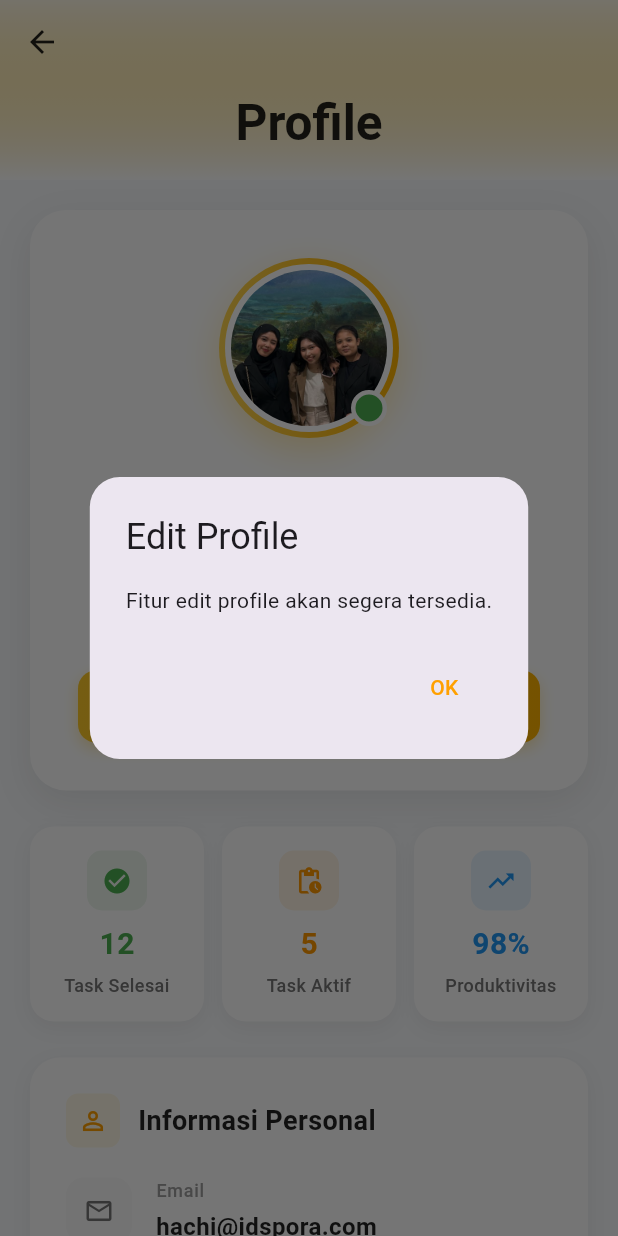
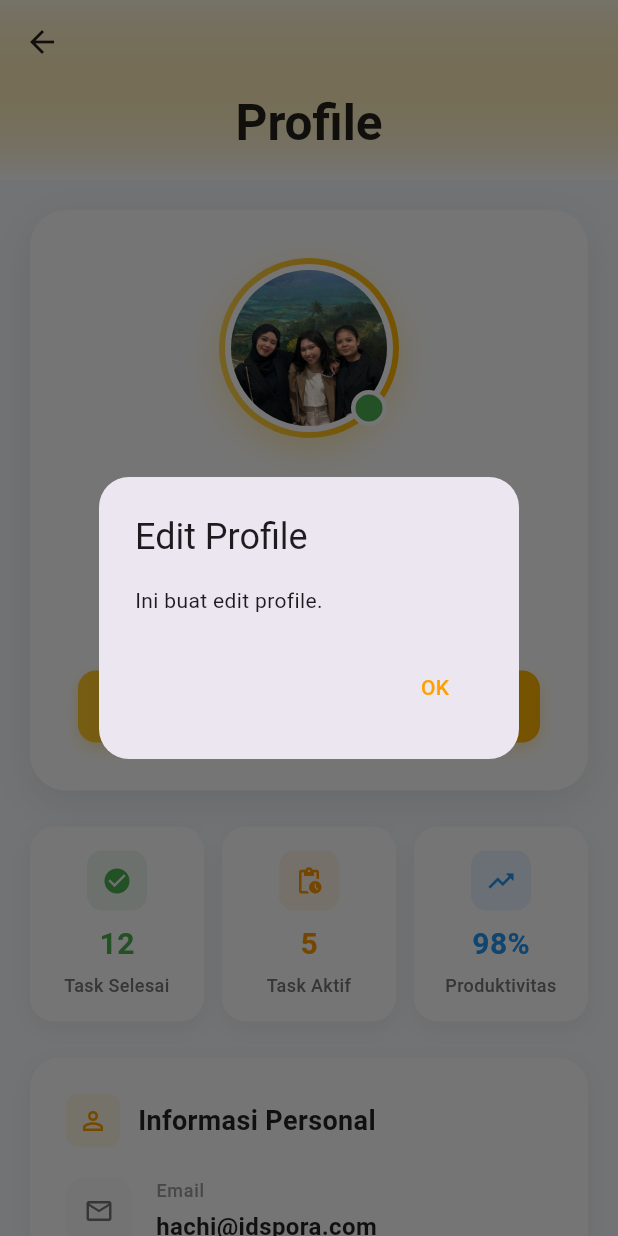
Before and after one commit to StephanieTarigan/flutter_idspora_mobile, a Flutter app: the ProfilePage screen opened directly, after a tap on "Edit Profile", on a phone screen of 412 x 824 dp. Run offline on Flutter 3.47's test engine with Material 3 defaults, Android fonts, the phone set to English and light mode, and no system bars; our stand-ins replace shared_preferences; accounts and stored records are empty; network calls fail.

Commit message:
profile & logout

```diff
--- a/lib/EventsPage.dart
+++ b/lib/EventsPage.dart
@@ -321,7 +321,7 @@ class _EventsPageState extends State<EventsPage> with TickerProviderStateMixin {
           ),
           const SizedBox(height: 12),
           Text(
-            '${event.date} - ${event.time}:00',
+            '${event.date} - ${event.time}',
             style: TextStyle(
               fontSize: 14,
               color: Colors.grey.shade600,
--- a/lib/ProfilePage.dart
+++ b/lib/ProfilePage.dart
@@ -1,4 +1,6 @@
 import 'package:flutter/material.dart';
+import 'package:shared_preferences/shared_preferences.dart';
+import 'LoginScreen.dart';
 
 class ProfilePage extends StatefulWidget {
   const ProfilePage({super.key});
@@ -451,7 +453,7 @@ class _ProfilePageState extends State<ProfilePage> {
             'Pengaturan',
             'Kelola preferensi aplikasi',
             Colors.blue,
-            () => _showSnackbar('Fitur pengaturan akan segera hadir'),
+            () => _showSnackbar('ini fitur pengaturan'),
           ),
           _buildDivider(),
           _buildMenuItem(
@@ -459,7 +461,7 @@ class _ProfilePageState extends State<ProfilePage> {
             'Notifikasi',
             'Atur notifikasi dan reminder',
             Colors.orange,
-            () => _showSnackbar('Fitur notifikasi akan segera hadir'),
+            () => _showSnackbar('ini fitur notifikasi'),
           ),
           _buildDivider(),
           _buildMenuItem(
@@ -467,7 +469,7 @@ class _ProfilePageState extends State<ProfilePage> {
             'Bantuan',
             'FAQ dan dukungan teknis',
             Colors.green,
-            () => _showSnackbar('Fitur bantuan akan segera hadir'),
+            () => _showSnackbar('ini fitur bantuan'),
           ),
           _buildDivider(),
           _buildMenuItem(
@@ -558,37 +560,13 @@ class _ProfilePageState extends State<ProfilePage> {
   return Container(
     width: double.infinity,
     height: 56,
-      decoration: BoxDecoration(
-        gradient: LinearGradient(
-          colors: [Colors.red.shade400, Colors.red.shade600],
-        ),
-        borderRadius: BorderRadius.circular(16),
-        boxShadow: [
-          BoxShadow(
-            color: Colors.red.withOpacity(0.3),
-            blurRadius: 12,
-            offset: const Offset(0, 6),
-          ),
-        ],
-      ),
     child: ElevatedButton.icon(
       onPressed: () => _showLogoutDialog(),
       icon: const Icon(Icons.logout, size: 22),
-        label: const Text(
-          'Keluar',
-          style: TextStyle(
-            fontSize: 16,
-            fontWeight: FontWeight.w600,
-            letterSpacing: 0.5,
-          ),
-        ),
+      label: const Text('Keluar'),
       style: ElevatedButton.styleFrom(
-          backgroundColor: Colors.transparent,
+        backgroundColor: Colors.red,
         foregroundColor: Colors.white,
-          shadowColor: Colors.transparent,
-          shape: RoundedRectangleBorder(
-            borderRadius: BorderRadius.circular(16),
-          ),
       ),
     ),
   );
@@ -600,7 +578,7 @@ class _ProfilePageState extends State<ProfilePage> {
       builder: (context) => AlertDialog(
         shape: RoundedRectangleBorder(borderRadius: BorderRadius.circular(20)),
         title: const Text('Edit Profile'),
-        content: const Text('Fitur edit profile akan segera tersedia.'),
+        content: const Text('Ini buat edit profile.'),
         actions: [
           TextButton(
             onPressed: () => Navigator.pop(context),
@@ -645,45 +623,45 @@ class _ProfilePageState extends State<ProfilePage> {
   }
 
 void _showLogoutDialog() {
+  // Tampilkan dialog konfirmasi logout
 showDialog(
   context: context,
   builder: (context) => AlertDialog(
     shape: RoundedRectangleBorder(borderRadius: BorderRadius.circular(20)),
     title: const Text('Konfirmasi Keluar'),
-        content: const Text('Apakah Anda yakin ingin keluar dari aplikasi?'),
+    content: const Text('Apakah Anda yakin ingin keluar?'),
     actions: [
       TextButton(
         onPressed: () => Navigator.pop(context),
-            child: const Text('Batal'),
-          ),
-          ElevatedButton(
-            onPressed: () {
-              Navigator.pop(context);
-              _performLogout();
-            },
-            style: ElevatedButton.styleFrom(
-              backgroundColor: Colors.red,
-              foregroundColor: Colors.white,
-              shape: RoundedRectangleBorder(
-                borderRadius: BorderRadius.circular(12),
+        child: const Text(
+          'Batal',
+          style: TextStyle(color: Colors.grey),
         ),
       ),
-            child: const Text('Keluar'),
+      TextButton(
+        onPressed: () async {
+          Navigator.pop(context); // Tutup dialog
+          // Hapus token dan pindah ke halaman login
+          final prefs = await SharedPreferences.getInstance();
+          await prefs.remove('token');
+          Navigator.of(context).pushReplacement(
+                        MaterialPageRoute(
+                          builder: (context) => const LoginScreen(),
+                        ),
+                      );
+          ScaffoldMessenger.of(context).showSnackBar(
+            const SnackBar(content: Text('Logout berhasil!')),
+          );
+        },
+        child: const Text(
+          'Keluar',
+          style: TextStyle(color: Colors.red),
+        ),
       ),
     ],
   ),
 );
 }
-
-  void _performLogout() {
-    _showSnackbar('Berhasil keluar dari aplikasi');
-    Navigator.pushNamedAndRemoveUntil(
-      context,
-      '/login',
-      (route) => false,
-    );
-  }
-
   void _showSnackbar(String message) {
     ScaffoldMessenger.of(context).showSnackBar(
       SnackBar(
```
Lines whose indentation alone changed are shown as unchanged.
